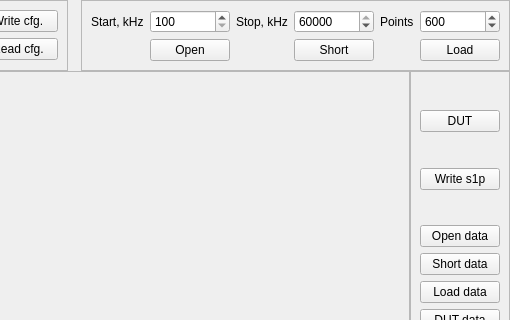
Qt form projects/vna/client/vna.ui (pavel-demin/red-pitaya-notes) before a commit; both pictures show x 210 to 720 and y 0 to 320 of the 720 by 540 pixel window.
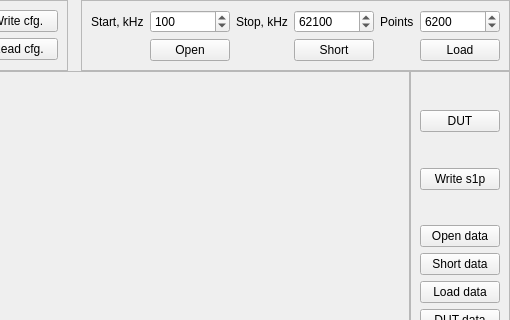
The same form after that commit.

```diff
--- a/projects/vna/client/vna.ui
+++ b/projects/vna/client/vna.ui
@@ -75,14 +75,17 @@
        <item row="1" column="1">
         <widget class="QSpinBox" name="startValue">
          <property name="minimum">
-          <number>100</number>
+          <number>5</number>
          </property>
          <property name="maximum">
-          <number>60000</number>
+          <number>62500</number>
          </property>
          <property name="singleStep">
           <number>100</number>
          </property>
+         <property name="value">
+          <number>100</number>
+         </property>
         </widget>
        </item>
        <item row="1" column="0">
@@ -95,16 +98,16 @@
        <item row="1" column="3">
         <widget class="QSpinBox" name="stopValue">
          <property name="minimum">
-          <number>100</number>
+          <number>5</number>
          </property>
          <property name="maximum">
-          <number>60000</number>
+          <number>62500</number>
          </property>
          <property name="singleStep">
           <number>100</number>
          </property>
          <property name="value">
-          <number>60000</number>
+          <number>62100</number>
          </property>
         </widget>
        </item>
@@ -118,16 +121,16 @@
        <item row="1" column="5">
         <widget class="QSpinBox" name="sizeValue">
          <property name="minimum">
-          <number>10</number>
+          <number>1</number>
          </property>
          <property name="maximum">
-          <number>8000</number>
+          <number>16383</number>
          </property>
          <property name="singleStep">
           <number>10</number>
          </property>
          <property name="value">
-          <number>600</number>
+          <number>6200</number>
          </property>
         </widget>
        </item>
```
Left out of the diff: 2 changed lines with no effect on the pictures.
